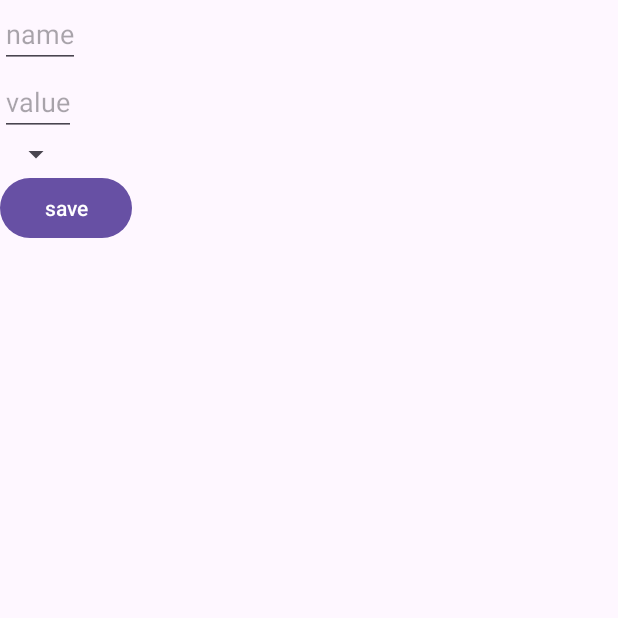
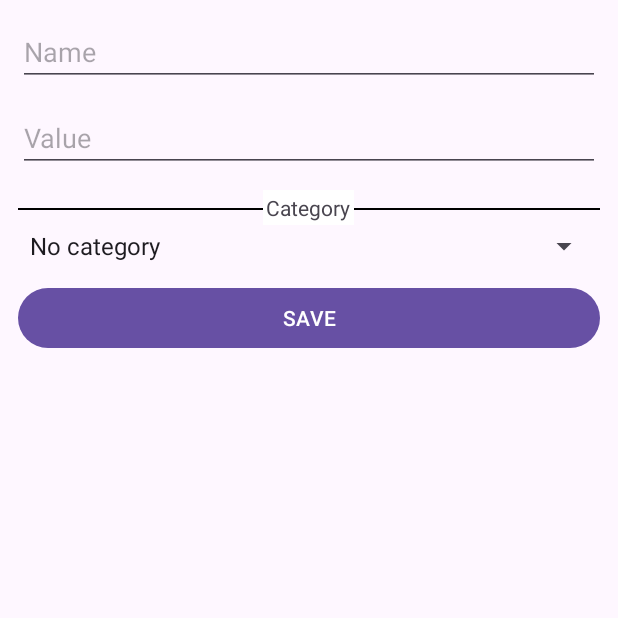
Before and after one commit to PatrykMCoder/Expense-Tracker, an Android app: the InsertFragment screen opened through its navigation route, on a phone screen of 412 x 824 dp, the top half of it. Run offline under Robolectric (Android 15) with nearby library versions, the phone set to English and light mode, and no system bars; our stand-ins replace Room's generated code, navigation-ui; 1 statement that could not run was skipped.

Commit message:
Updated ui for insert category and expense Fixed bug with not inserting category

```diff
--- a/app/src/main/java/com/pmprogramms/expensetracker/model/Category.kt
+++ b/app/src/main/java/com/pmprogramms/expensetracker/model/Category.kt
@@ -8,7 +8,7 @@ import androidx.room.PrimaryKey
 data class Category(
     @PrimaryKey(autoGenerate = true)
     @ColumnInfo("category_id")
-    val categoryID: Int? = null,
+    val categoryID: Int?,
     @ColumnInfo(name = "category_name") val categoryName: String
 ) {
     override fun toString(): String = categoryName
--- a/app/src/main/java/com/pmprogramms/expensetracker/repository/CategoriesRepository.kt
+++ b/app/src/main/java/com/pmprogramms/expensetracker/repository/CategoriesRepository.kt
@@ -8,7 +8,7 @@ class CategoriesRepository(private val categoryDao: CategoryDao) {
     val allCategories: LiveData<List<Category>> = categoryDao.getAllCategories()
 
     suspend fun insertCategory(name: String) {
-        val category = Category(0, name)
+        val category = Category(null, name)
         categoryDao.insertCategory(category)
     }
 
--- a/app/src/main/java/com/pmprogramms/expensetracker/view/fragments/InsertFragment.kt
+++ b/app/src/main/java/com/pmprogramms/expensetracker/view/fragments/InsertFragment.kt
@@ -38,16 +38,25 @@ class InsertFragment : Fragment() {
 
         binding.categorySpinner.adapter = spinnerAdapter
 
-        categoriesViewModel.allCategories.observe(viewLifecycleOwner) { categories ->
+        categoriesViewModel.allCategories.observe(viewLifecycleOwner) {
             spinnerAdapter.clear()
+            val categories = ArrayList<Category?>()
+            val emptyCategory = Category(null, "No category")
+            categories.add(emptyCategory)
+            categories.addAll(it)
             spinnerAdapter.addAll(categories)
         }
 
         binding.button.setOnClickListener {
-            val name = binding.name.text.trim().toString()
-            val value = binding.value.text.trim().toString().toDouble()
+            val name = binding.expenseName.text.trim().toString()
+            val value = binding.expenseValue.text.trim().toString().toDouble()
             val category = binding.categorySpinner.selectedItem as? Category
-                expensesViewModel.insertExpense(name, value, category?.categoryID, ExpenseType.OUT) {
+                val categoryID = if (category?.categoryID != null) {
+                    category.categoryID
+                } else {
+                    null
+                }
+                expensesViewModel.insertExpense(name, value, categoryID, ExpenseType.OUT) {
                     findNavController().popBackStack()
                 }
         }
--- /dev/null
+++ b/app/src/main/res/layout/divider_with_text.xml
@@ -0,0 +1,19 @@
+<RelativeLayout android:layout_width="match_parent"
+    android:layout_height="wrap_content"
+    xmlns:android="http://schemas.android.com/apk/res/android">
+
+    <View
+        android:layout_width="match_parent"
+        android:layout_height="1dp"
+        android:layout_margin="12dp"
+        android:background="@android:color/black" />
+
+    <TextView
+        android:id="@+id/divider_text"
+        android:layout_width="wrap_content"
+        android:layout_height="wrap_content"
+        android:padding="2dp"
+        android:background="@android:color/white"
+        android:layout_centerHorizontal="true"
+        android:text="Category" />
+</RelativeLayout>
--- a/app/src/main/res/layout/fragment_insert.xml
+++ b/app/src/main/res/layout/fragment_insert.xml
@@ -1,5 +1,6 @@
 <?xml version="1.0" encoding="utf-8"?>
-<LinearLayout xmlns:android="http://schemas.android.com/apk/res/android"
+<androidx.constraintlayout.widget.ConstraintLayout xmlns:android="http://schemas.android.com/apk/res/android"
+    xmlns:app="http://schemas.android.com/apk/res-auto"
     xmlns:tools="http://schemas.android.com/tools"
     android:layout_width="match_parent"
     android:layout_height="match_parent"
@@ -7,26 +8,60 @@
     android:orientation="vertical">
 
     <EditText
-        android:id="@+id/name"
-        android:layout_width="wrap_content"
+        android:id="@+id/expense_name"
+        android:layout_width="match_parent"
         android:layout_height="wrap_content"
-        android:hint="name"/>
+        android:layout_marginStart="12dp"
+        android:layout_marginTop="12dp"
+        android:layout_marginEnd="12dp"
+        android:hint="Name"
+        app:layout_constraintEnd_toEndOf="parent"
+        app:layout_constraintStart_toStartOf="parent"
+        app:layout_constraintTop_toTopOf="parent" />
 
     <EditText
-        android:id="@+id/value"
-        android:layout_width="wrap_content"
+        android:id="@+id/expense_value"
+        android:layout_width="match_parent"
         android:layout_height="wrap_content"
-        android:hint="value"
-        android:inputType="number|numberDecimal" />
+        android:layout_marginStart="12dp"
+        android:layout_marginTop="12dp"
+        android:layout_marginEnd="12dp"
+        android:hint="Value"
+        app:layout_constraintEnd_toEndOf="parent"
+        app:layout_constraintStart_toStartOf="parent"
+        app:layout_constraintTop_toBottomOf="@id/expense_name"
+        android:inputType="number|numberDecimal"/>
+
+    <include
+        android:id="@+id/divider_text"
+        layout="@layout/divider_with_text"
+        android:layout_width="match_parent"
+        android:layout_height="wrap_content"
+        android:layout_marginTop="12dp"
+        app:layout_constraintEnd_toEndOf="parent"
+        app:layout_constraintStart_toStartOf="parent"
+        app:layout_constraintTop_toBottomOf="@+id/expense_value" />
 
     <Spinner
         android:id="@+id/category_spinner"
-        android:layout_width="wrap_content"
-        android:layout_height="wrap_content" />
+        android:layout_width="match_parent"
+        android:layout_height="wrap_content"
+        android:layout_marginStart="12dp"
+        android:layout_marginEnd="12dp"
+        app:layout_constraintEnd_toEndOf="parent"
+        app:layout_constraintStart_toStartOf="parent"
+        app:layout_constraintTop_toBottomOf="@+id/divider_text" />
+
     <Button
         android:id="@+id/button"
-        android:layout_width="wrap_content"
+        android:layout_width="match_parent"
         android:layout_height="wrap_content"
-        android:text="save"/>
+        android:layout_marginStart="12dp"
+        android:layout_marginTop="12dp"
+        android:layout_marginEnd="12dp"
+        android:text="SAVE"
+        app:layout_constraintEnd_toEndOf="parent"
+        app:layout_constraintStart_toStartOf="parent"
+        app:layout_constraintTop_toBottomOf="@+id/category_spinner" />
 
-</LinearLayout>
+</androidx.constraintlayout.widget.ConstraintLayout>
```
Also changed, not shown: app/src/main/res/layout/fragment_add_category.xml (+19 -6 lines).
